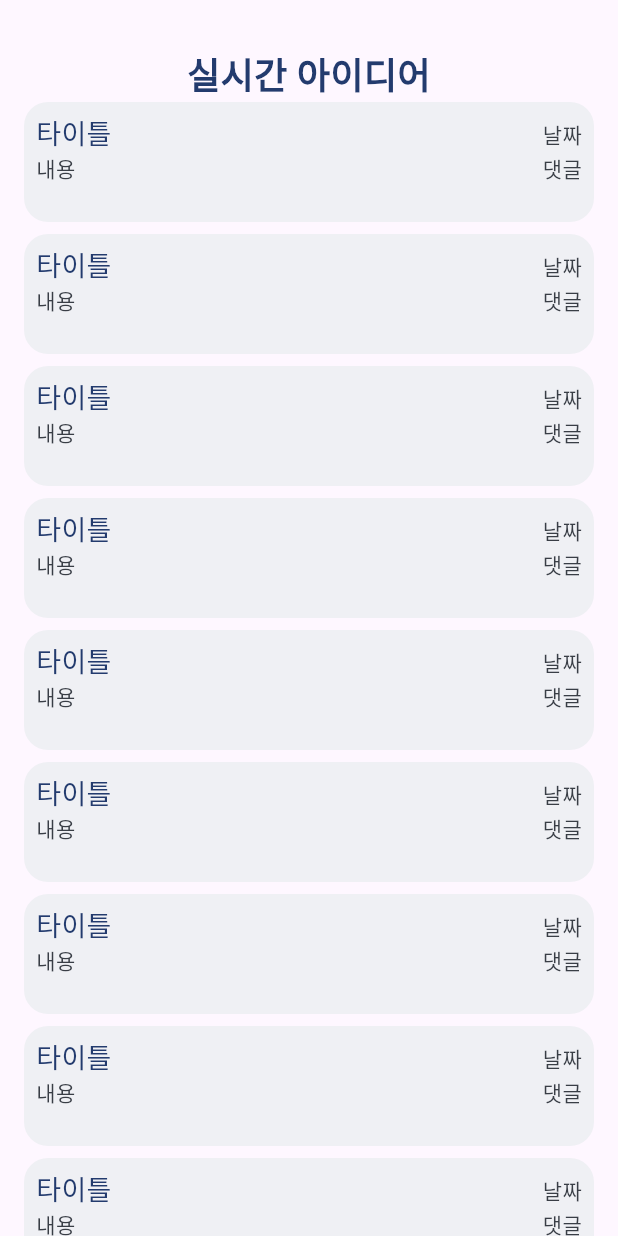
After one commit to jaekyung-you/bring, a Flutter app: the screen it shows after launch, after a tap on the "arrow forward ios" icon, on a phone screen of 412 x 824 dp. The commit adds this screen. Run offline on Flutter 3.47's test engine with Material 3 defaults, Android fonts, the light colour scheme and no system bars; our stand-ins replace get; Roboto replaces fonts that are missing (Pretendard).

Commit message:
라우트 적용, 실시간 아이디어 리스트 연결

```diff
--- /dev/null
+++ b/lib/common/bring_header_widget.dart
@@ -0,0 +1,10 @@
+import 'package:flutter/material.dart';
+
+class BringHeaderWidget extends StatelessWidget {
+  const BringHeaderWidget({super.key});
+
+  @override
+  Widget build(BuildContext context) {
+    return const Placeholder();
+  }
+}
--- a/lib/main.dart
+++ b/lib/main.dart
@@ -3,6 +3,7 @@ import 'package:bring/consult_business/screens/consult_business_main_screen.dart
 import 'package:bring/funding_request/screens/funding_request_main_screen.dart';
 import 'package:bring/my_profile/screens/my_profile_main_screen.dart';
 import 'package:bring/partner_search/screens/partner_search_main_screen.dart';
+import 'package:bring/routes/bring_routes.dart';
 import 'package:flutter/material.dart';
 import 'package:get/get.dart';
 
@@ -20,6 +21,7 @@ class MyApp extends StatelessWidget {
       title: 'Flutter Demo',
       theme: ThemeData(colorScheme: ColorScheme.fromSeed(seedColor: Colors.deepPurple), useMaterial3: true, fontFamily: "Pretendard"),
       home: const MyHomePage(),
+      getPages: BringRoutes.routes,
     );
   }
 }
--- /dev/null
+++ b/lib/partner_search/screens/realtime_ideal_list_screen.dart
@@ -0,0 +1,40 @@
+import 'package:flutter/material.dart';
+
+import '../../const/app_config.dart';
+import '../../const/theme.dart';
+import '../widgets/realtime_item.dart';
+
+class RealtimeIdealListScreen extends StatelessWidget {
+  const RealtimeIdealListScreen({super.key});
+
+  @override
+  Widget build(BuildContext context) {
+    return Scaffold(
+      body: Column(
+        children: [
+          const SizedBox(height: 32),
+          Text(
+            '실시간 아이디어',
+            style: TextStyle(fontWeight: FontWeight.w700, color: BringColor.primaryNavy, fontSize: 24),
+          ),
+          // todo: 무한 스크롤 구현 필요
+          Expanded(
+            child: Padding(
+              padding: const EdgeInsets.symmetric(horizontal: AppConfig.innerPadding),
+              child: ListView.separated(
+                  shrinkWrap: true,
+                  // physics: const NeverScrollableScrollPhysics(),
+                  itemCount: 10,
+                  separatorBuilder: (context, index) {
+                    return SizedBox(height: 8);
+                  },
+                  itemBuilder: (context, index) {
+                    return RealtimeItem();
+                  }),
+            ),
+          )
+        ],
+      ),
+    );
+  }
+}
--- a/lib/partner_search/widgets/partner_search_realtime_idea_list.dart
+++ b/lib/partner_search/widgets/partner_search_realtime_idea_list.dart
@@ -1,4 +1,7 @@
+import 'package:bring/partner_search/widgets/realtime_item.dart';
+import 'package:bring/routes/bring_path.dart';
 import 'package:flutter/material.dart';
+import 'package:get/get.dart';
 import '../../const/app_config.dart';
 import '../../const/theme.dart';
 
@@ -14,15 +17,20 @@ class PartnerSearchRealtimeIdeaList extends StatelessWidget {
           padding: const EdgeInsets.symmetric(vertical: AppConfig.contentPadding),
           child: Row(
             children: [
-              Text(
+              const Text(
                 '실시간 아이디어',
                 style: TextStyle(fontWeight: FontWeight.w700, color: BringColor.primaryNavy, fontSize: 24),
               ),
               const Spacer(),
-              Icon(
-                Icons.arrow_forward_ios,
-                size: 24,
-                color: BringColor.primaryNavy,
+              InkWell(
+                onTap: () {
+                  Get.toNamed(BringPath.PARTNER_SEARCH_REALTIME_IDEA);
+                },
+                child: const Icon(
+                  Icons.arrow_forward_ios,
+                  size: 24,
+                  color: BringColor.primaryNavy,
+                ),
               )
             ],
           ),
@@ -36,61 +44,9 @@ class PartnerSearchRealtimeIdeaList extends StatelessWidget {
               return SizedBox(height: 8);
             },
             itemBuilder: (context, index) {
-              return realTimeItem();
+              return RealtimeItem();
             })
       ],
     );
   }
-
-  // Model
-  Widget realTimeItem() {
-    return Container(
-      height: 80,
-      padding: const EdgeInsets.all(AppConfig.contentPadding),
-      decoration: BoxDecoration(
-        color: BringColor.primaryGrey,
-        borderRadius: BorderRadius.circular(AppConfig.borderRadiusMain),
-      ),
-      child: Column(
-        // mainAxisAlignment: MainAxisAlignment.start,
-        crossAxisAlignment: CrossAxisAlignment.start,
-        children: [
-          Row(
-            mainAxisAlignment: MainAxisAlignment.spaceBetween,
-            children: [
-              Text(
-                '타이틀',
-                style: TextStyle(fontSize: 18, fontWeight: FontWeight.w500, color: BringColor.primaryNavy),
-              ),
-              Text(
-                '날짜',
-                style: TextStyle(
-                  fontSize: 14,
-                  fontWeight: FontWeight.w500,
-                  color: BringColor.grey01,
-                ),
-              ),
-            ],
-          ),
-          Row(
-            mainAxisAlignment: MainAxisAlignment.spaceBetween,
-            children: [
-              Text(
-                '내용',
-                style: TextStyle(fontSize: 14, fontWeight: FontWeight.w500, color: BringColor.grey01),
-              ),
-              Text(
-                '댓글',
-                style: TextStyle(
-                  fontSize: 14,
-                  fontWeight: FontWeight.w500,
-                  color: BringColor.grey01,
-                ),
-              ),
-            ],
-          ),
-        ],
-      ),
-    );
-  }
 }
--- /dev/null
+++ b/lib/partner_search/widgets/realtime_item.dart
@@ -0,0 +1,60 @@
+import 'package:flutter/material.dart';
+
+import '../../const/app_config.dart';
+import '../../const/theme.dart';
+
+class RealtimeItem extends StatelessWidget {
+  const RealtimeItem({super.key});
+
+  @override
+  Widget build(BuildContext context) {
+    return Container(
+      height: 80,
+      padding: const EdgeInsets.all(AppConfig.contentPadding),
+      decoration: BoxDecoration(
+        color: BringColor.primaryGrey,
+        borderRadius: BorderRadius.circular(AppConfig.borderRadiusMain),
+      ),
+      child: Column(
+        // mainAxisAlignment: MainAxisAlignment.start,
+        crossAxisAlignment: CrossAxisAlignment.start,
+        children: [
+          Row(
+            mainAxisAlignment: MainAxisAlignment.spaceBetween,
+            children: [
+              Text(
+                '타이틀',
+                style: TextStyle(fontSize: 18, fontWeight: FontWeight.w500, color: BringColor.primaryNavy),
+              ),
+              Text(
+                '날짜',
+                style: TextStyle(
+                  fontSize: 14,
+                  fontWeight: FontWeight.w500,
+                  color: BringColor.grey01,
+                ),
+              ),
+            ],
+          ),
+          Row(
+            mainAxisAlignment: MainAxisAlignment.spaceBetween,
+            children: [
+              Text(
+                '내용',
+                style: TextStyle(fontSize: 14, fontWeight: FontWeight.w500, color: BringColor.grey01),
+              ),
+              Text(
+                '댓글',
+                style: TextStyle(
+                  fontSize: 14,
+                  fontWeight: FontWeight.w500,
+                  color: BringColor.grey01,
+                ),
+              ),
+            ],
+          ),
+        ],
+      ),
+    );
+  }
+}
--- /dev/null
+++ b/lib/routes/bring_path.dart
@@ -0,0 +1,9 @@
+class BringPath {
+  static const HOME = '/';
+
+  static const PARTNER_SEARCH = '/partner_search';
+  static const PARTNER_SEARCH_CATEGORY = '/partner_search/category'; // 팀원 구해요 > 사업 카테고리
+  static const PARTNER_SEARCH_REALTIME_IDEA = '/partner_search/realtime_idea'; // 팀원 구해요 > 실시간 아이디어
+
+  static const IDEAL_DETAIL = '/ideal_detail'; // 아이디어 상세화면
+}
--- /dev/null
+++ b/lib/routes/bring_routes.dart
@@ -0,0 +1,25 @@
+import 'package:bring/main.dart';
+import 'package:bring/routes/bring_path.dart';
+import 'package:get/get.dart';
+
+import '../partner_search/screens/realtime_ideal_list_screen.dart';
+
+class BringRoutes {
+  BringRoutes._privateConstructor();
+
+  static final _instance = BringRoutes._privateConstructor();
+
+  factory BringRoutes() {
+    return _instance;
+  }
+
+  static final routes = [
+    GetPage(name: BringPath.HOME, page: () => const MyHomePage()),
+
+    // todo: 정의 필요
+    GetPage(name: BringPath.PARTNER_SEARCH, page: () => const MyHomePage()),
+    GetPage(name: BringPath.PARTNER_SEARCH_CATEGORY, page: () => const MyHomePage()),
+    GetPage(name: BringPath.PARTNER_SEARCH_REALTIME_IDEA, page: () => const RealtimeIdealListScreen()),
+    GetPage(name: BringPath.IDEAL_DETAIL, page: () => const MyHomePage()),
+  ];
+}
```
